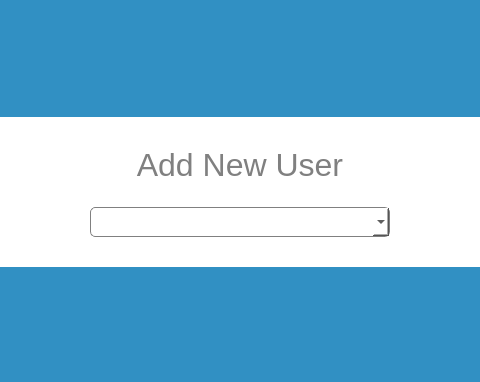
Before: the Qt Designer form src/adduserwindow.ui in Invention-Studio/Time-Clock-Card-Reader, drawn with Qt 5; both pictures show x 210 to 690 and y 0 to 382 of the 900 by 750 pixel window.
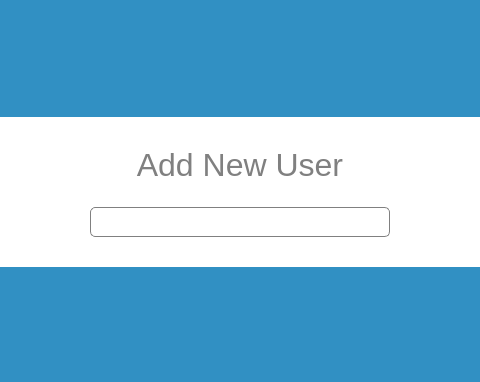
After: the same form once the commit is applied. Icons and pictures are not drawn.

```diff
--- a/src/adduserwindow.ui
+++ b/src/adduserwindow.ui
@@ -181,7 +181,9 @@
              </font>
             </property>
             <property name="styleSheet">
-             <string notr="true">border: 1px solid grey; border-radius: 5px;</string>
+             <string notr="true">QComboBox { border: 1px solid grey; border-radius: 5px; }
+QComboBox::drop-down { border-color:grey; width: 30px; border: 0px; border-radius: 5px; }
+QComboBox::down-arrow { image: url(./resources/down-arrow-grey.svg); width: 30px; height: 30px; }</string>
             </property>
            </widget>
           </item>
```
